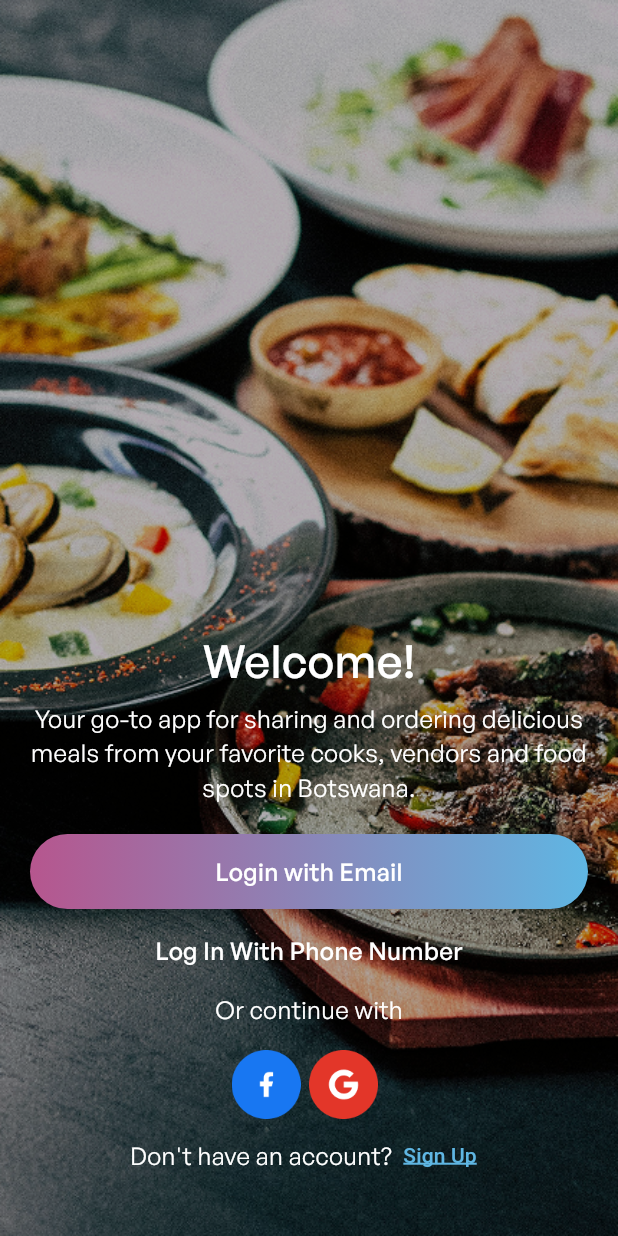
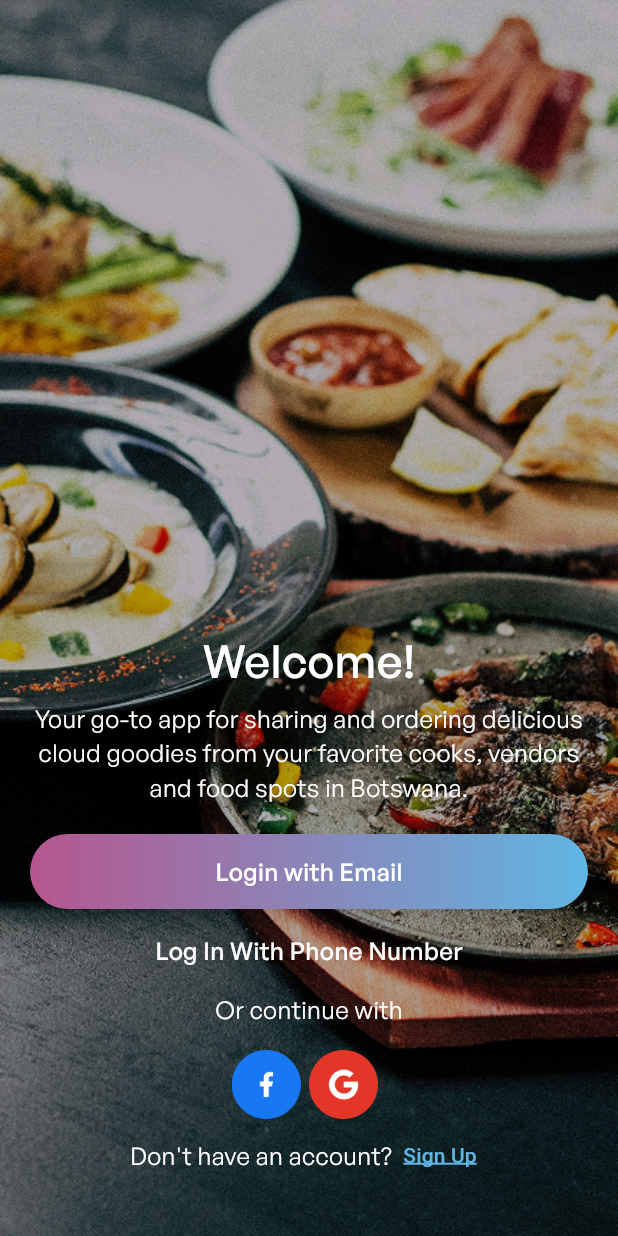
Before and after one commit to Apptesting7260/Cloud_Bite_Driver, a Flutter app: the screen it shows after launch, after a tap on "Skip", on a phone screen of 412 x 824 dp. Run offline on Flutter 3.47's test engine with Material 3 defaults, Android fonts, the phone set to English and light mode, and no system bars; our stand-ins replace awesome_notifications, cached_network_image, connectivity_plus, country_code_picker, dropdown_button2, firebase_auth and 23 more; missing offline and left inert: flutter_facebook_auth, flutter_polyline_points, google_maps_webservice2; accounts and stored records are empty; network calls fail; Roboto replaces fonts that are missing (GeneralSans); project files that could hold a hidden picture were left out.

Commit message:
25-Aug-2025

```diff
--- a/lib/app/modules/onboarding/controller/onboarding_controller.dart
+++ b/lib/app/modules/onboarding/controller/onboarding_controller.dart
@@ -18,7 +18,7 @@ class OnboardingController extends GetxController{
   ];
 
   final List<String> onboardingTexts = [
-    'Order your favorite\nfood',
+    'Order your favorite\nproducts',
     'Easy and Secure\nPayments',
     'Track your orders in\nreal-time',
   ];
--- a/lib/app/modules/welcome_screen/screens/welcome_screen.dart
+++ b/lib/app/modules/welcome_screen/screens/welcome_screen.dart
@@ -50,7 +50,7 @@ class WelcomeScreen extends StatelessWidget{
                   Center(
                     child: Text(
                         textAlign: TextAlign.center,
-                        'Your go-to app for sharing and ordering delicious meals from your favorite cooks, vendors and food spots in Botswana. ',
+                        'Your go-to app for sharing and ordering delicious cloud goodies from your favorite cooks, vendors and food spots in Botswana. ',
                          style: AppFontStyle.text_16_400(AppTheme.white, fontFamily: AppFontFamily.generalSansRegular,
                          overflow: TextOverflow.visible),
                     ),
```
